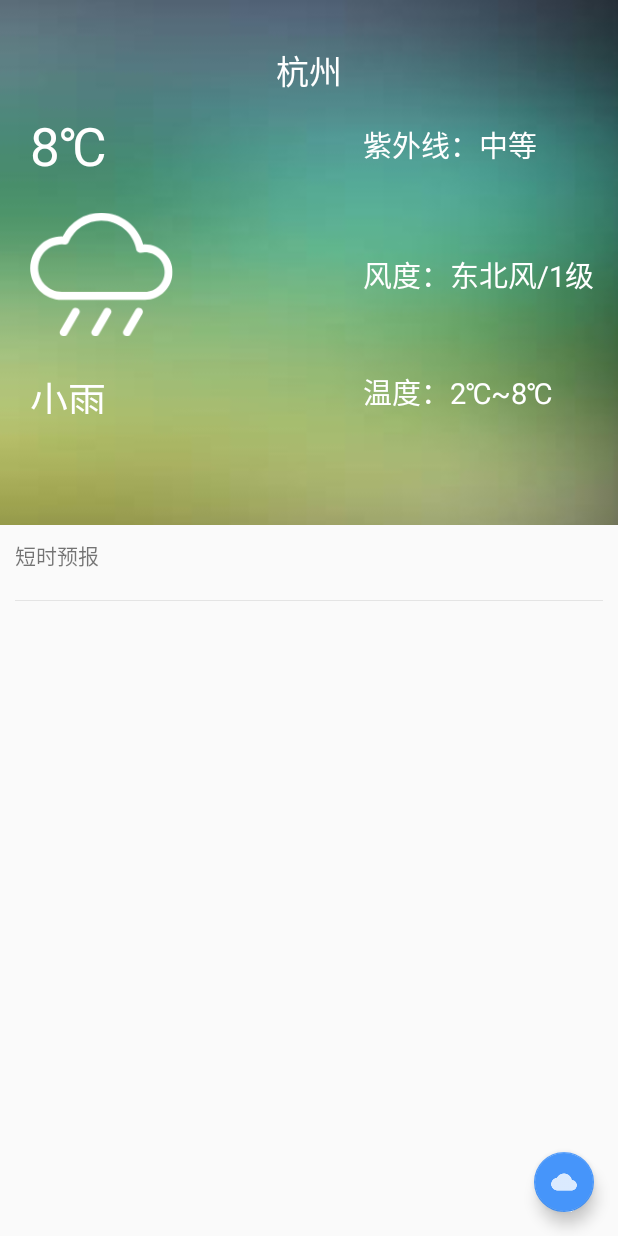
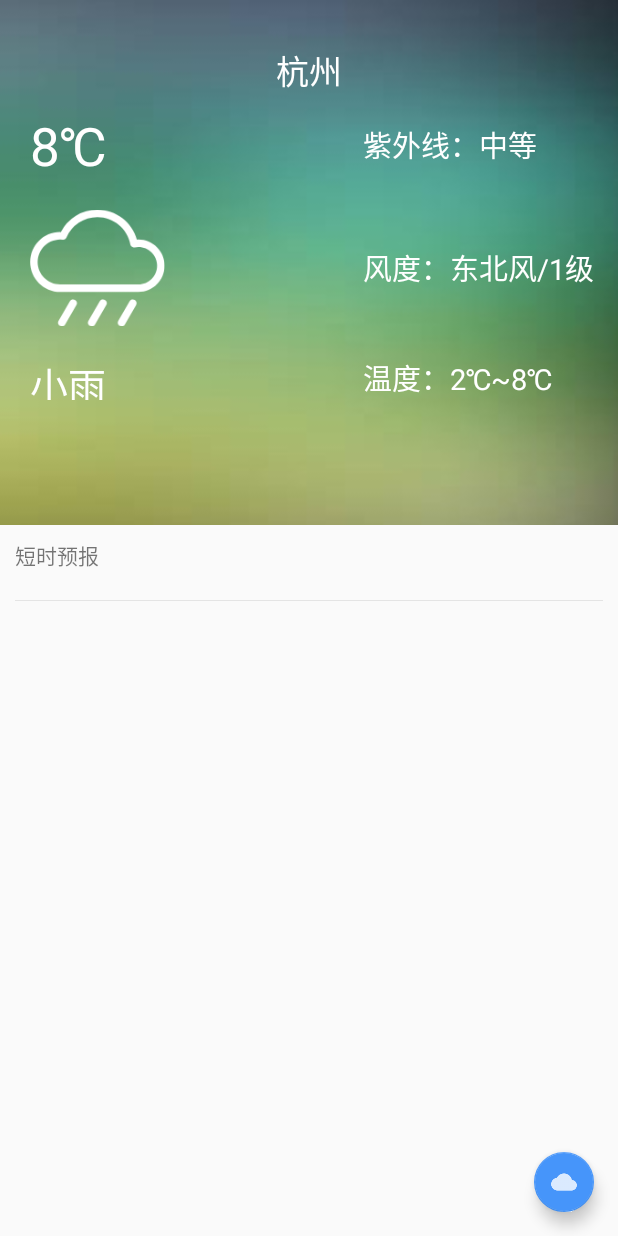
Before and after one commit to DickyQie/android-weather-app, an Android app: the WeatherActivity screen opened directly, with no data from a screen before it, on a phone screen of 412 x 824 dp. Run offline under Robolectric (Android 15) with nearby library versions, the phone set to English and light mode, and no system bars; our stand-ins replace ButterKnife; libraries missing offline, so code that uses them is left out: com.gyf.barlibrary, com.orhanobut.hawk, retrofit2.adapter.rxjava, rx.android.schedulers, rx.schedulers and 1 more; 8 statements that could not run were skipped.

Commit message:
注释信息和打包

```diff
--- a/app/src/main/java/com/ard/weather/activity/MainActivity.java
+++ b/app/src/main/java/com/ard/weather/activity/MainActivity.java
@@ -7,7 +7,6 @@ import android.content.Intent;
 import android.os.Build;
 import android.os.Handler;
 import android.support.annotation.NonNull;
-import android.util.Log;
 import android.view.animation.AlphaAnimation;
 import android.widget.RelativeLayout;
 
@@ -57,7 +56,6 @@ public class MainActivity extends BaseActivity  {
         handler.postDelayed(new Runnable() {
             @Override
             public void run() {
-                Log.i("zqweatherdatatime",Utils.dateTime());
                 UtilFileDB.ADDSHAREDDATA("zqweatherdatatime", Utils.dateTime());
                 Intent intent = new Intent(MainActivity.this,WeatherActivity.class);
                 startActivityForResult(intent,1);
--- a/app/src/main/java/com/ard/weather/activity/ui/activity/WeatherActivity.java
+++ b/app/src/main/java/com/ard/weather/activity/ui/activity/WeatherActivity.java
@@ -35,7 +35,7 @@ import butterknife.BindView;
 
 /**
  * Created by zhangqie on 2019/2/28
- * Describe:
+ * Describe: 打包信息，别名：weather  密码:zhangqie
  */
 public class WeatherActivity extends BaseMvpActivity<IView.IMvpWeatherListener, HomePresenter> implements IView.IMvpWeatherListener {
 
@@ -157,8 +157,7 @@ public class WeatherActivity extends BaseMvpActivity<IView.IMvpWeatherListener,
             cityName = weatherBean.getValue().get(0).getCity();
             tvCityName.setText(weatherBean.getValue().get(0).getCity());
 
-            toolbar.setTitle(cityName+" "+temperature);
-            weatherLogo.setImageResource(Utils.showWeatherStatusLogo(weatherBean.getValue().get(0).getWeathers().get(0).getWeather()));
+            //weatherLogo.setImageResource(Utils.showWeatherStatusLogo(weatherBean.getValue().get(0).getWeathers().get(0).getWeather()));
 
             homeHorizontaRrecyclerAdapter = new HomeHorizontaRrecyclerAdapter(this,weatherBean.getValue().get(0).getWeatherDetailsInfo());
             recyclerHorizontal.setAdapter(homeHorizontaRrecyclerAdapter);
--- a/app/src/main/res/layout/weather_main.xml
+++ b/app/src/main/res/layout/weather_main.xml
@@ -82,17 +82,18 @@
                 <RelativeLayout
                     android:layout_width="match_parent"
                     android:layout_height="wrap_content"
-                    android:paddingTop="10dp"
+                    android:paddingTop="5dp"
                     android:paddingLeft="20dp"
                     android:gravity="center_vertical"
                     >
 
                     <ImageView
                         android:id="@+id/weather_logo"
-                        android:layout_width="95dp"
-                        android:layout_height="95dp"
+                        android:layout_width="90dp"
+                        android:layout_height="wrap_content"
                         android:src="@drawable/ic_app_type_yu"
                         android:layout_centerVertical="true"
+                        android:layout_marginTop="5dp"
                         />
 
 
```
Also changed, not shown: 4 other files.
